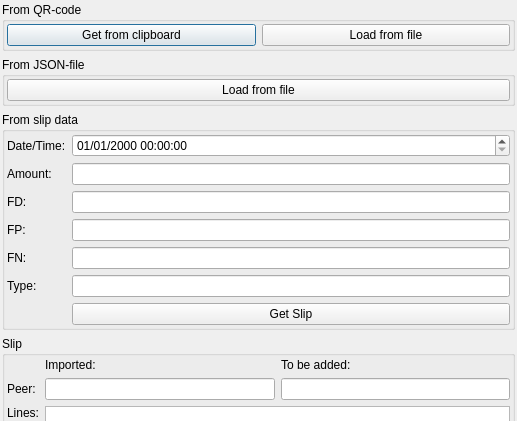
Before: the Qt Designer form UI/slip_import_dlg.ui in titov-vv/jal, drawn with Qt 5; both pictures show x 0 to 517 and y 0 to 421 of the 517 by 665 pixel window.
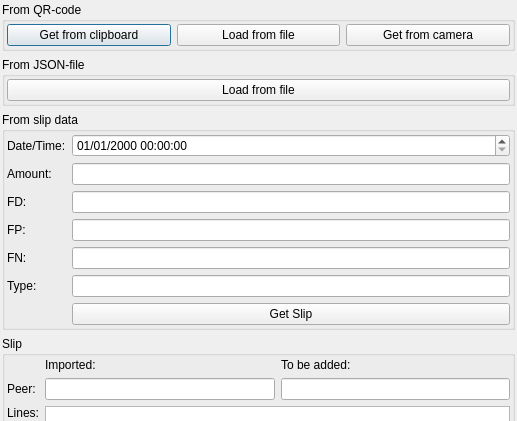
After: the same form once the commit is applied.

Diff of the .ui file:
```diff
--- a/UI/slip_import_dlg.ui
+++ b/UI/slip_import_dlg.ui
@@ -61,6 +61,13 @@
         </property>
        </widget>
       </item>
+      <item>
+       <widget class="QPushButton" name="GetQRfromCameraBtn">
+        <property name="text">
+         <string>Get from camera</string>
+        </property>
+       </widget>
+      </item>
      </layout>
     </widget>
    </item>
@@ -150,7 +157,7 @@
       <item row="6" column="0">
        <widget class="QLabel" name="DummyLbl">
         <property name="text">
-         <string> </string>
+         <string/>
         </property>
        </widget>
       </item>
```
Left out of the diff: 2 changed lines with no effect on the pictures.
